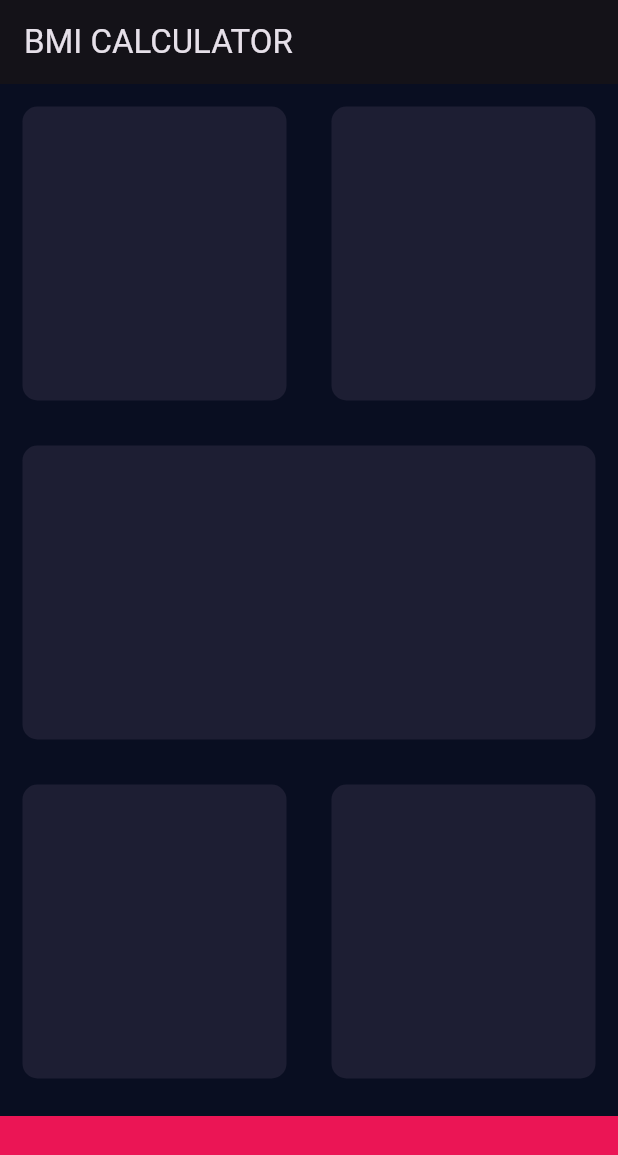
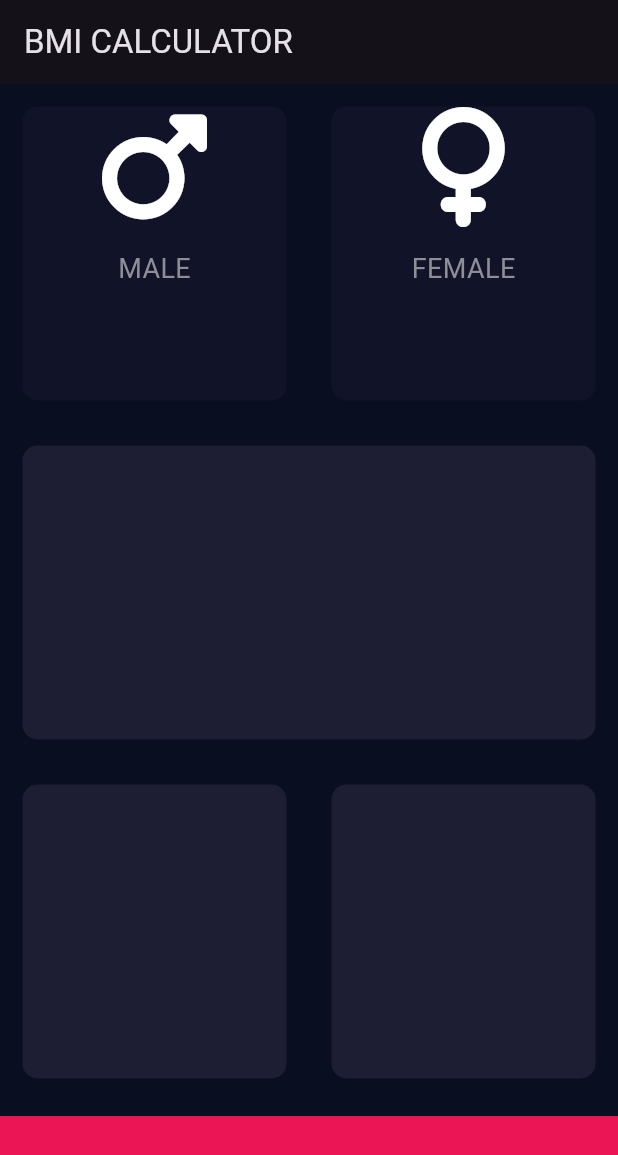
Before and after one commit to fentahunM/bmi_calculator, a Flutter app: the screen it shows after launch, on a phone screen of 412 x 824 dp. Shown: the top 1155 px of the screen. Run offline on Flutter 3.47's test engine with Material 3 defaults, Android fonts, the phone set to English and light mode, and no system bars; our stand-ins replace font_awesome_flutter.

Commit message:
creating reusable widget

```diff
--- /dev/null
+++ b/lib/icon_content.dart
@@ -0,0 +1,25 @@
+import 'package:flutter/material.dart';
+import 'package:flutter/widgets.dart';
+
+const labelTextStyle = TextStyle(fontSize: 18, color: Color(0XFF8D8E98));
+
+class IconContent extends StatelessWidget {
+  const IconContent({super.key, required this.icon, required this.label});
+
+  final IconData icon;
+  final String label;
+
+  @override
+  Widget build(BuildContext context) {
+    return Column(
+      children: [
+        Icon(icon, size: 80),
+        const SizedBox(height: 15),
+        Text(
+          label,
+          style: labelTextStyle,
+        )
+      ],
+    );
+  }
+}
--- a/lib/input_page.dart
+++ b/lib/input_page.dart
@@ -1,8 +1,14 @@
 import 'package:flutter/material.dart';
+import 'package:font_awesome_flutter/font_awesome_flutter.dart';
+import 'reusable_card.dart';
+import 'package:bmi_calculator/icon_content.dart';
 
 const bottomContainerHeight = 80.0;
 const activeCardColor = Color(0xFF1D1E33);
+const inActiveCardColor = Color(0XFF111328);
 const bottomContainerColor = Color(0xFFEB1555);
+
+enum Gender { male, female }
 
 class InputPage extends StatefulWidget {
   const InputPage({super.key});
@@ -12,6 +18,8 @@ class InputPage extends StatefulWidget {
 }
 
 class _InputPageState extends State<InputPage> {
+  Gender? selectedGender;
+
   @override
   Widget build(BuildContext context) {
     return Scaffold(
@@ -20,14 +28,38 @@ class _InputPageState extends State<InputPage> {
       ),
       body: Column(
         children: [
-          const Expanded(
+          Expanded(
             child: Row(
               children: [
                 Expanded(
-                  child: ReusableCard(colour: activeCardColor),
+                  child: ReusableCard(
+                    onPress: () {
+                      setState(() {
+                        selectedGender = Gender.male;
+                      });
+                    },
+                    colour: selectedGender == Gender.male
+                        ? activeCardColor
+                        : inActiveCardColor,
+                    childCard: const IconContent(
+                      icon: FontAwesomeIcons.mars,
+                      label: 'MALE',
+                    ),
+                  ),
                 ),
                 Expanded(
-                  child: ReusableCard(colour: activeCardColor),
+                  child: ReusableCard(
+                    onPress: () {
+                      setState(() {
+                        selectedGender = Gender.female;
+                      });
+                    },
+                    colour: selectedGender == Gender.female
+                        ? activeCardColor
+                        : inActiveCardColor,
+                    childCard: const IconContent(
+                        icon: FontAwesomeIcons.venus, label: 'FEMALE'),
+                  ),
                 ),
               ],
             ),
@@ -57,19 +89,3 @@ class _InputPageState extends State<InputPage> {
     );
   }
 }
-
-class ReusableCard extends StatelessWidget {
-  const ReusableCard({required this.colour, super.key});
-  final Color colour;
-
-  @override
-  Widget build(BuildContext context) {
-    return Container(
-      margin: const EdgeInsets.all(15),
-      decoration: BoxDecoration(
-        color: colour,
-        borderRadius: BorderRadius.circular(10),
-      ),
-    );
-  }
-}
--- /dev/null
+++ b/lib/reusable_card.dart
@@ -0,0 +1,24 @@
+import 'package:flutter/material.dart';
+
+class ReusableCard extends StatelessWidget {
+  const ReusableCard(
+      {super.key, required this.colour, this.childCard, this.onPress});
+  final Color colour;
+  final Widget? childCard;
+  final Function()? onPress;
+
+  @override
+  Widget build(BuildContext context) {
+    return GestureDetector(
+      onTap: onPress,
+      child: Container(
+        margin: const EdgeInsets.all(15),
+        decoration: BoxDecoration(
+          color: colour,
+          borderRadius: BorderRadius.circular(10),
+        ),
+        child: childCard,
+      ),
+    );
+  }
+}
```
Also changed, not shown: pubspec.yaml (+3 -70 lines), pubspec.lock, 1 other file.
